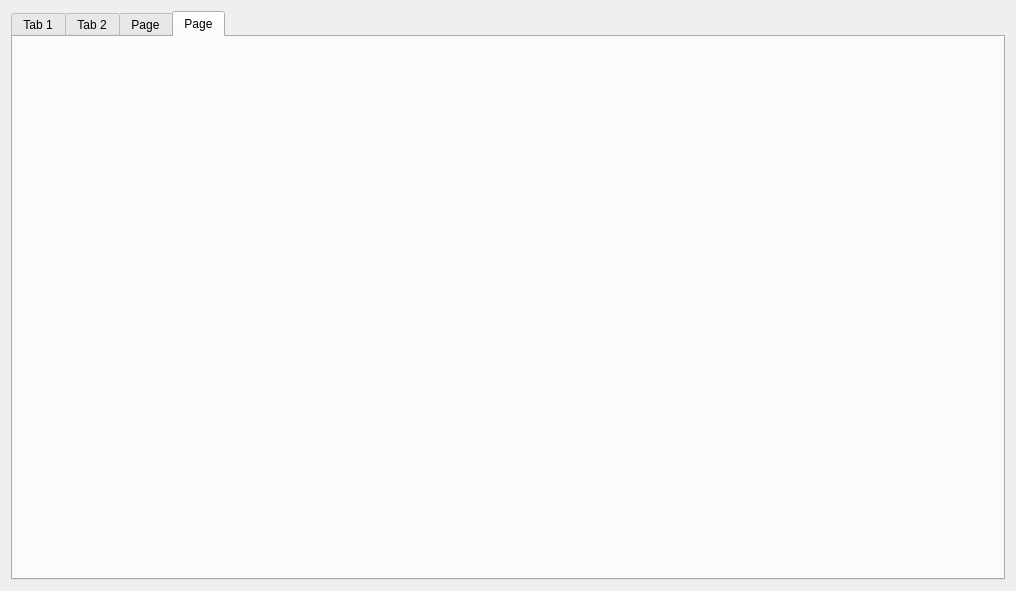
This is widgets/propertieswidget.ui in commmrade/TorrentClient as Qt 5 draws it before an edit. The edited form follows.
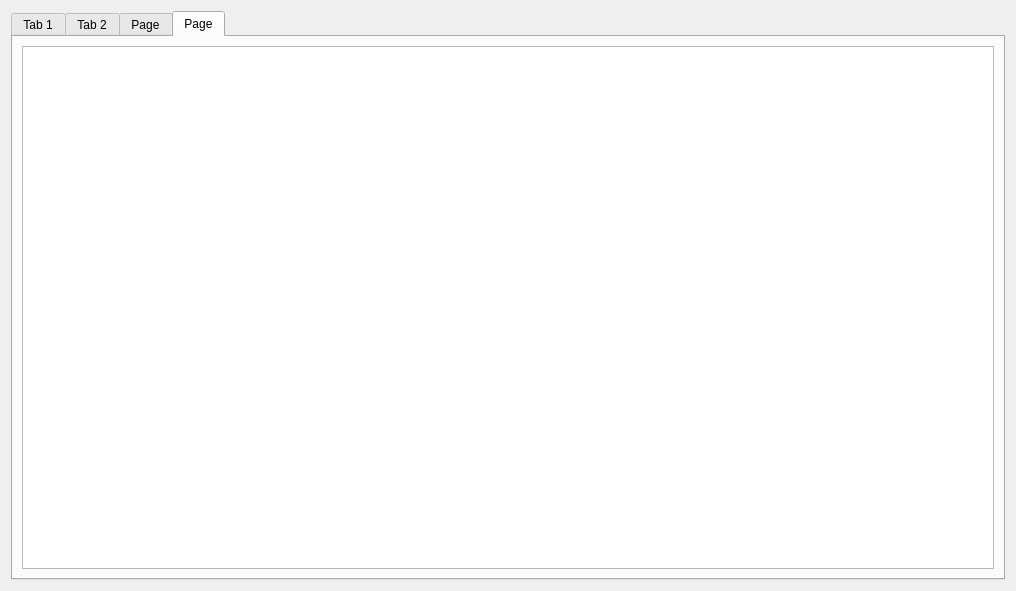
This is the edited form. The open tabs and pages were chosen to show the change. Custom widgets are drawn as their Qt base class.

Commit message: Trackets tab and http sources{

```diff
--- a/widgets/propertieswidget.ui
+++ b/widgets/propertieswidget.ui
@@ -63,6 +63,11 @@
       <attribute name="title">
        <string>Page</string>
       </attribute>
+      <layout class="QGridLayout" name="gridLayout_5">
+       <item row="0" column="0">
+        <widget class="QListWidget" name="sourcesList"/>
+       </item>
+      </layout>
      </widget>
     </widget>
    </item>
@@ -81,6 +86,12 @@
    <header location="global">generalinfowidget.h</header>
    <container>1</container>
   </customwidget>
+  <customwidget>
+   <class>TrackersWidget</class>
+   <extends>QWidget</extends>
+   <header location="global">trackerswidget.h</header>
+   <container>1</container>
+  </customwidget>
  </customwidgets>
  <resources/>
  <connections/>
```
Left out of the diff: 7 changed lines with no effect on the pictures. The commit also changes 15 other files.
